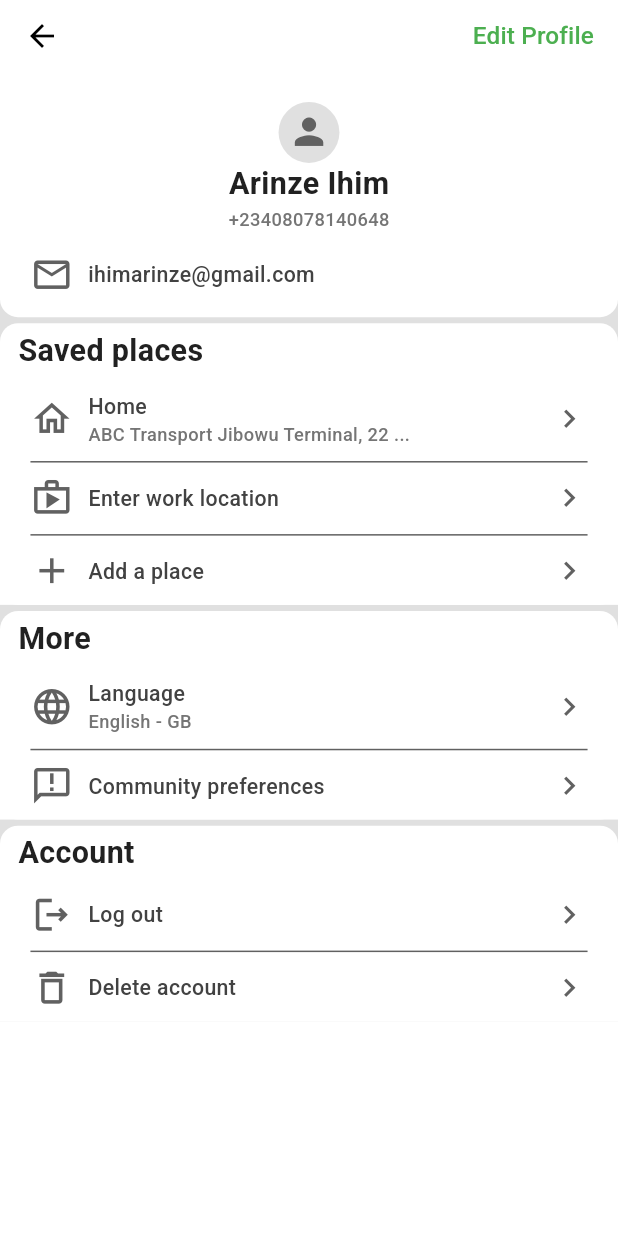
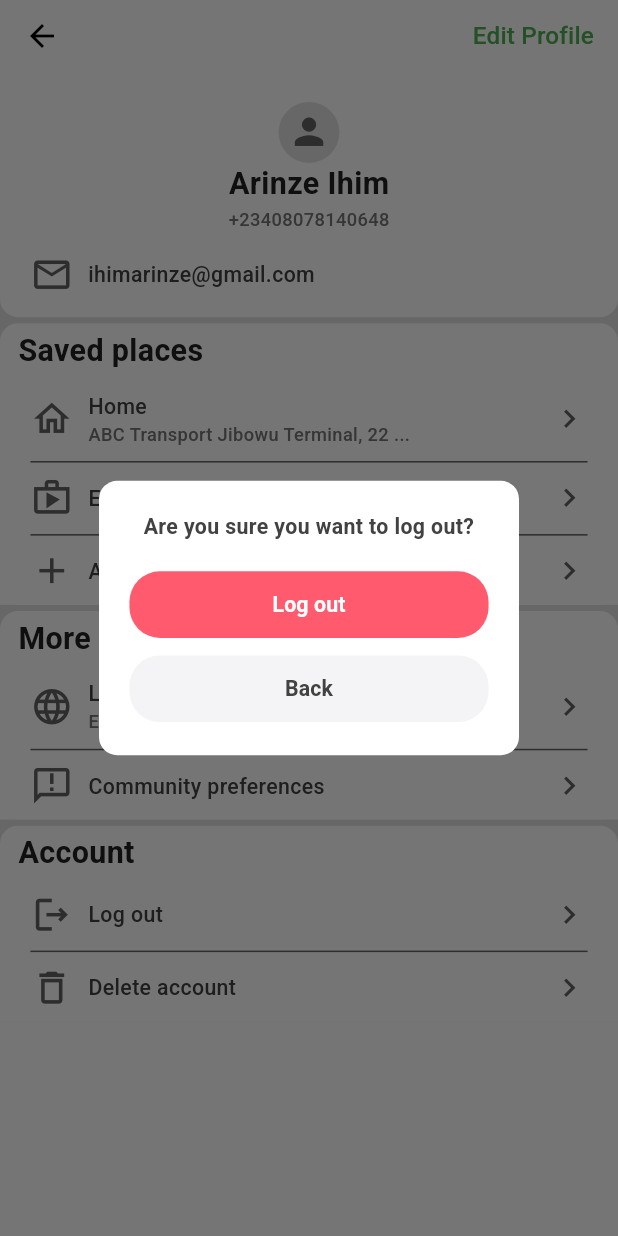
Before and after one commit to Eznira/bolt_ui, a Flutter app: the Profile screen opened by its route, after a tap on "Log out", on a phone screen of 412 x 824 dp. Run offline on Flutter 3.47's test engine with Material 3 defaults, Android fonts, the phone set to English and light mode, and no system bars; our stand-ins replace flutter_screenutil.

Commit message:
added log-out pop-up

```diff
--- a/lib/screens/profile/new_place.dart
+++ b/lib/screens/profile/new_place.dart
@@ -1,14 +1,14 @@
 import 'package:flutter/material.dart';
 import 'package:flutter_screenutil/flutter_screenutil.dart';
 
-class NewPlaceScreen extends StatefulWidget {
-  const NewPlaceScreen({super.key});
+class NewPlace extends StatefulWidget {
+  const NewPlace({super.key});
 
   @override
-  State<NewPlaceScreen> createState() => _NewPlaceScreenState();
+  State<NewPlace> createState() => _NewPlaceState();
 }
 
-class _NewPlaceScreenState extends State<NewPlaceScreen> {
+class _NewPlaceState extends State<NewPlace> {
   final TextEditingController _searchController = TextEditingController();
   final FocusNode _searchFocusNode = FocusNode();
 
--- a/lib/screens/profile/profile.dart
+++ b/lib/screens/profile/profile.dart
@@ -4,6 +4,7 @@ import 'package:flutter_screenutil/flutter_screenutil.dart';
 
 import '../../constants/app_color.dart';
 import '../../widgets/custom_list_tile.dart';
+import '../../widgets/logout_confirmation_dialog.dart';
 import 'custom_bottom_sheet.dart';
 import 'delete_account.dart';
 import 'new_place.dart'; // Import the custom widget
@@ -43,6 +44,10 @@ class _ProfileState extends State<Profile> {
         title: "Work",
         subtitle: "General Hospital Lagos, Lagos Island",
       ));
+
+  void _onLogoutTap() {
+    showLogoutConfirmationDialog(context);
+  }
 
   @override
   Widget build(BuildContext context) {
@@ -211,7 +216,7 @@ class _ProfileState extends State<Profile> {
                               Navigator.push(
                                 context,
                                 MaterialPageRoute(
-                                    builder: (context) => NewPlaceScreen()),
+                                    builder: (context) => NewPlace()),
                               );
                             },
                           ),
@@ -286,7 +291,9 @@ class _ProfileState extends State<Profile> {
                           CustomProfileListTile(
                             leadingIcon: Icons.logout_outlined,
                             title: "Log out",
-                            navigateTo: () {},
+                            navigateTo: () {
+                              _onLogoutTap();
+                            },
                           ),
                           Padding(
                             padding: EdgeInsets.symmetric(horizontal: 20.sp),
--- /dev/null
+++ b/lib/widgets/logout_confirmation_dialog.dart
@@ -0,0 +1,68 @@
+import 'package:bolt_ui/constants/app_color.dart';
+import 'package:flutter/material.dart';
+import 'package:flutter_screenutil/flutter_screenutil.dart';
+
+void showLogoutConfirmationDialog(BuildContext context) {
+  showDialog(
+    context: context,
+    builder: (BuildContext context) {
+      return AlertDialog(
+        shape: RoundedRectangleBorder(
+          borderRadius: BorderRadius.circular(12.r),
+        ),
+        contentPadding: EdgeInsets.all(20.sp),
+        content: Column(
+          mainAxisSize: MainAxisSize.min,
+          children: [
+            Text(
+              "Are you sure you want to log out?",
+              textAlign: TextAlign.center,
+              style: AppTextStyle.title3,
+            ),
+            SizedBox(height: 18.h),
+            SizedBox(
+              width: double.infinity,
+              child: ElevatedButton(
+                onPressed: () {
+                  // TODO: Implement actual logout logic here
+                  Navigator.pop(context); // Close the dialog
+                  // Navigate to login screen or perform logout action
+                },
+                style: ElevatedButton.styleFrom(
+                  backgroundColor: AppColors.pink, // Use a red-like color
+                  padding: EdgeInsets.symmetric(vertical: 12.h),
+                  shape: RoundedRectangleBorder(
+                    borderRadius: BorderRadius.circular(20.r),
+                  ),
+                  elevation: 0,
+                ),
+                child: Text(
+                  "Log out",
+                  style: AppTextStyle.title3.copyWith(color: Colors.white),
+                ),
+              ),
+            ),
+            SizedBox(height: 8.h),
+            SizedBox(
+              width: double.infinity,
+              child: OutlinedButton(
+                onPressed: () {
+                  Navigator.pop(context); // Close the dialog
+                },
+                style: OutlinedButton.styleFrom(
+                  padding: EdgeInsets.symmetric(vertical: 12.h),
+                  shape: RoundedRectangleBorder(
+                    borderRadius: BorderRadius.circular(20.r),
+                  ),
+                  side: BorderSide(color: Colors.transparent),
+                  backgroundColor: AppColors.grey,
+                ),
+                child: Text("Back", style: AppTextStyle.title3),
+              ),
+            ),
+          ],
+        ),
+      );
+    },
+  );
+}
```
